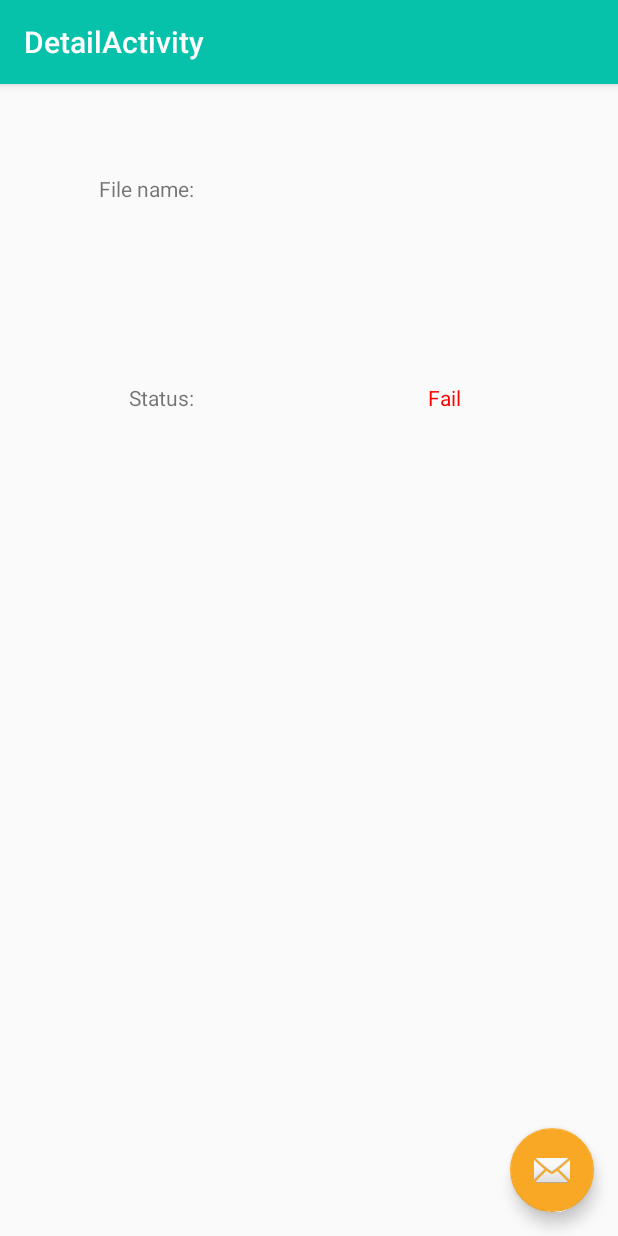
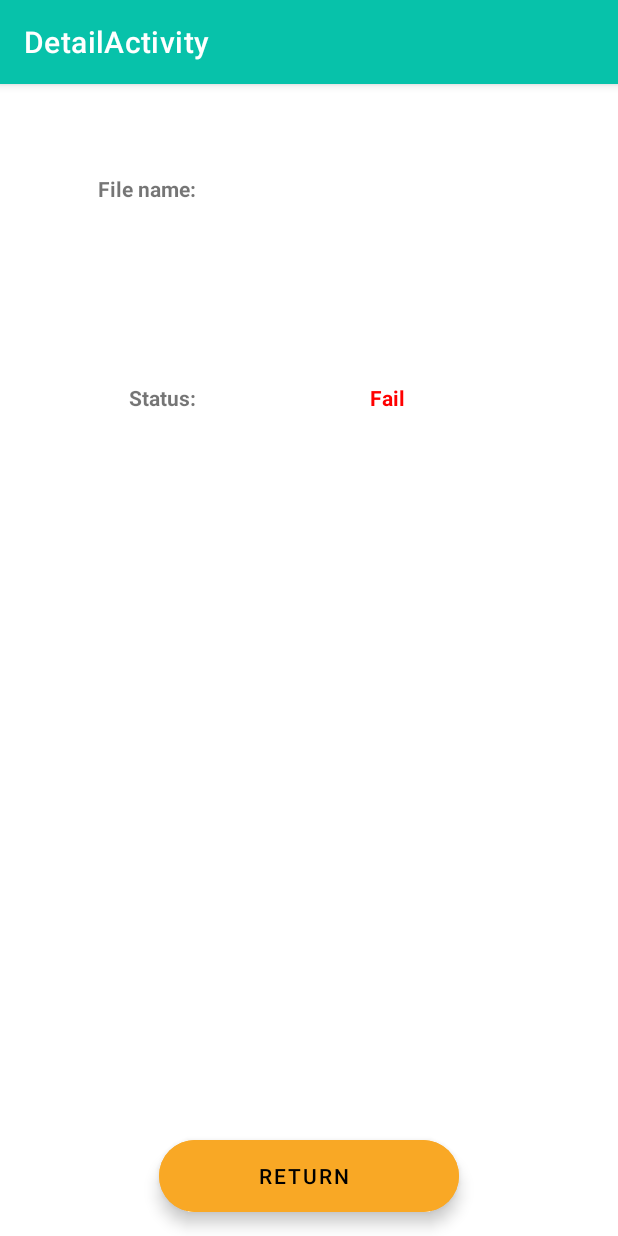
Before and after one commit to SVENTRIPIKAL/LoadApp-File-Downloader, an Android app: the DetailActivity screen opened directly, with no data from a screen before it, on a phone screen of 412 x 824 dp. Run offline under Robolectric (Android 15) with nearby library versions, the light colour scheme and no system bars.

Commit message:
Floating Action Button Added
--DetailActivity.kt
    *added floating action button listener
    *added back press function
--activity_detail.xml
    *added color and attributes to floating action button
--content_detail.xml
    *added textStyle and color
--content_main.xml
    *string resource name refactor
--colors.xml
    *added black color
--strings.xml
    *added string resources
--styles.xml
    *added Material component as parent style of AppTheme since crashes occurred when inflating ExtendedFloatingActionButton

```diff
--- a/app/src/main/java/com/udacity/DetailActivity.kt
+++ b/app/src/main/java/com/udacity/DetailActivity.kt
@@ -33,7 +33,7 @@ class DetailActivity : AppCompatActivity() {
             println(it)
         }
 
-        // assign file status to textView
+        // assign file status and color to textView
         binding.contentDetailActivity.statusText.apply {
 
             when(intent.extras?.getBoolean(FILE_STATUS_EXTRA)){
@@ -47,5 +47,11 @@ class DetailActivity : AppCompatActivity() {
                 }
             }
         }
+
+        // assign FAB button click listener
+        binding.extendedFab.setOnClickListener {
+            // activate return to prior screen as a back press
+            onBackPressedDispatcher.onBackPressed()
+        }
     }
 }
--- a/app/src/main/res/layout/activity_detail.xml
+++ b/app/src/main/res/layout/activity_detail.xml
@@ -25,13 +25,16 @@
         android:id="@+id/content_detail_activity"
         />
 
-    <com.google.android.material.floatingactionbutton.FloatingActionButton
-        android:id="@+id/fab"
-        android:layout_width="wrap_content"
+    <com.google.android.material.floatingactionbutton.ExtendedFloatingActionButton
+        android:id="@+id/extended_fab"
+        android:layout_width="200dp"
         android:layout_height="wrap_content"
-        android:layout_gravity="bottom|end"
-        android:layout_margin="@dimen/fab_margin"
-        app:srcCompat="@android:drawable/ic_dialog_email"
-        android:contentDescription="TODO" />
+        android:layout_margin="16dp"
+        android:layout_gravity="bottom|center"
+        android:backgroundTint="@color/colorAccent"
+        android:textColor="@color/black"
+        android:contentDescription="@string/button_return_description"
+        android:text="@string/text_return"
+        android:textAlignment="center"/>
 
 </androidx.coordinatorlayout.widget.CoordinatorLayout>
--- a/app/src/main/res/layout/content_detail.xml
+++ b/app/src/main/res/layout/content_detail.xml
@@ -17,6 +17,7 @@
         android:layout_marginTop="60dp"
         android:layout_marginEnd="60dp"
         android:text="@string/header_filename"
+        android:textStyle="bold"
         app:layout_constraintBottom_toTopOf="@+id/statusHeader"
         app:layout_constraintEnd_toStartOf="@+id/fileNameText"
         app:layout_constraintHorizontal_bias="0.5"
@@ -28,7 +29,8 @@
         android:layout_width="100dp"
         android:layout_height="wrap_content"
         android:layout_marginEnd="10dp"
-        android:textAlignment="center"
+        android:textStyle="bold"
+        android:textColor="@color/colorPrimaryDark"
         app:layout_constraintEnd_toEndOf="parent"
         app:layout_constraintHorizontal_bias="0.5"
         app:layout_constraintStart_toEndOf="@+id/fileNameHeader"
@@ -41,6 +43,7 @@
         android:layout_height="wrap_content"
         android:layout_marginTop="120dp"
         android:text="@string/header_status"
+        android:textStyle="bold"
         app:layout_constraintEnd_toEndOf="@+id/fileNameHeader"
         app:layout_constraintTop_toBottomOf="@+id/fileNameHeader" />
 
@@ -48,7 +51,7 @@
         android:id="@+id/statusText"
         android:layout_width="100dp"
         android:layout_height="wrap_content"
-        android:textAlignment="center"
+        android:textStyle="bold"
         app:layout_constraintStart_toEndOf="@+id/statusHeader"
         app:layout_constraintStart_toStartOf="@+id/fileNameText"
         app:layout_constraintTop_toTopOf="@+id/statusHeader"
--- a/app/src/main/res/layout/content_main.xml
+++ b/app/src/main/res/layout/content_main.xml
@@ -20,7 +20,7 @@
         app:layout_constraintVertical_chainStyle="spread"
         android:scaleType="centerCrop"
         android:src="@drawable/download_photo"
-        android:contentDescription="@string/image_description"  />
+        android:contentDescription="@string/main_image_description"  />
 
 
     <RadioGroup
--- a/app/src/main/res/values/colors.xml
+++ b/app/src/main/res/values/colors.xml
@@ -3,7 +3,10 @@
     <color name="colorPrimary">#07C2AA</color>
     <color name="colorPrimaryDark">#004349</color>
     <color name="colorAccent">#F9A825</color>
+
     <color name="white">#FFFFFF</color>
+    <color name="black">#000000</color>
+
     <color name="red">#ff0000</color>
     <color name="green">#008000</color>
 </resources>
--- a/app/src/main/res/values/strings.xml
+++ b/app/src/main/res/values/strings.xml
@@ -15,6 +15,7 @@
     <string name="button_name">Click Me</string>
     <string name="button_loading">We Are Loading</string>
     <string name="button_download_complete">Download Complete</string>
+    <string name="button_return_description">Return button</string>
 
     <string name="toast_select_file">select a file to download</string>
     <string name="toast_click_button">click button</string>
@@ -32,6 +33,7 @@
 
     <string name="uri_scheme_low_api">package</string>
 
+    <string name="text_return">RETURN</string>
     <string name="text_period">.</string>
     <string name="text_space">" "</string>
     <string name="text_glide">Glide - Image Loading Library by BumpTech</string>
@@ -46,7 +48,7 @@
     <string name="file_status_success">Success</string>
     <string name="file_save_directory">%1$s/%2$s</string>
 
-    <string name="image_description">purple cloud with arrow in center pointing down</string>
+    <string name="main_image_description">purple cloud with arrow in center pointing down</string>
 
     <string name="header_filename">File name:</string>
     <string name="header_status">Status:</string>
--- a/app/src/main/res/values/styles.xml
+++ b/app/src/main/res/values/styles.xml
@@ -1,7 +1,7 @@
 <resources>
 
     <!-- Base application theme. -->
-    <style name="AppTheme" parent="Theme.AppCompat.Light.DarkActionBar">
+    <style name="AppTheme" parent="Theme.MaterialComponents.Light.NoActionBar">
         <!-- Customize your theme here. -->
         <item name="colorPrimary">@color/colorPrimary</item>
         <item name="colorPrimaryDark">@color/colorPrimaryDark</item>
```
